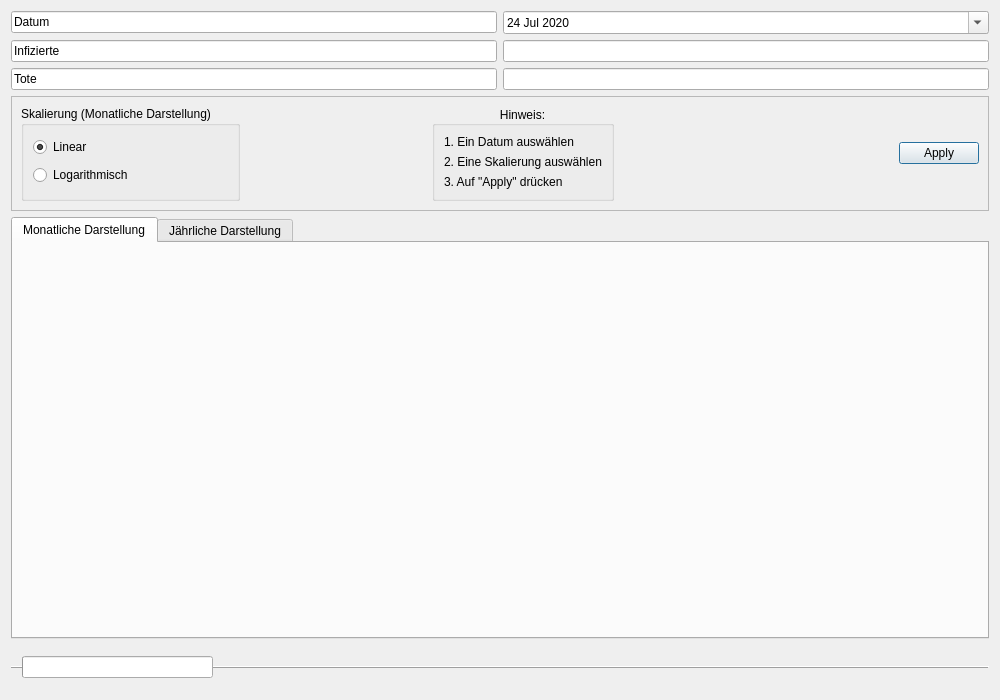
JosephBisso/Starlink, file src/ungarn.ui: the form before one commit.
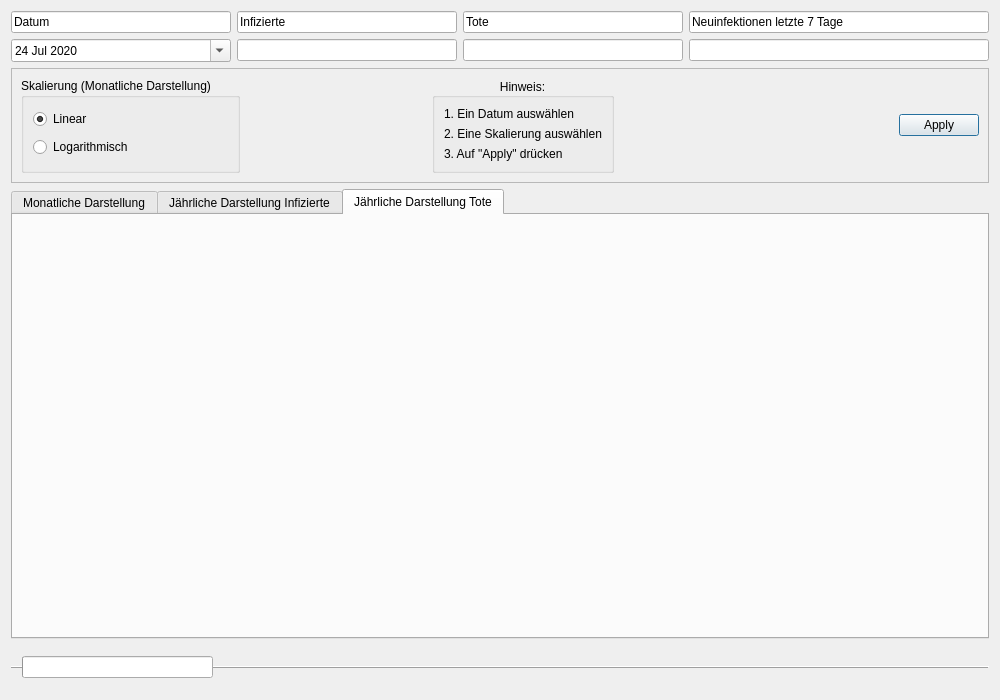
The form after the commit.

Patch:
```diff
--- a/src/ungarn.ui
+++ b/src/ungarn.ui
@@ -13,16 +13,9 @@
   <property name="windowTitle">
    <string>Ungarn</string>
   </property>
-  <layout class="QGridLayout" name="gridLayout_3">
-   <item row="0" column="0">
+   <layout class="QVBoxLayout" name="verticalLayout_7">
+    <item>
     <layout class="QGridLayout" name="gridLayout">
-     <item row="4" column="3">
-      <widget class="QLineEdit" name="lineEdit_4">
-       <property name="readOnly">
-        <bool>true</bool>
-       </property>
-      </widget>
-     </item>
      <item row="2" column="0">
       <widget class="QLineEdit" name="lineEdit_3">
        <property name="text">
@@ -33,10 +26,23 @@
        </property>
       </widget>
      </item>
-     <item row="5" column="0">
-      <widget class="QLineEdit" name="lineEdit_5">
+      <item row="4" column="4">
+       <widget class="QLineEdit" name="lineEdit_7">
+        <property name="readOnly">
+         <bool>true</bool>
+        </property>
+       </widget>
+      </item>
+      <item row="2" column="4">
+       <widget class="QLineEdit" name="lineEdit_2">
+        <property name="minimumSize">
+         <size>
+          <width>300</width>
+          <height>0</height>
+         </size>
+        </property>
        <property name="text">
-        <string>Tote</string>
+         <string>Neuinfektionen letzte 7 Tage</string>
        </property>
        <property name="readOnly">
         <bool>true</bool>
@@ -44,23 +50,6 @@
       </widget>
      </item>
      <item row="4" column="0">
-      <widget class="QLineEdit" name="lineEdit">
-       <property name="text">
-        <string>Infizierte</string>
-       </property>
-       <property name="readOnly">
-        <bool>true</bool>
-       </property>
-      </widget>
-     </item>
-     <item row="5" column="3">
-      <widget class="QLineEdit" name="lineEdit_6">
-       <property name="readOnly">
-        <bool>true</bool>
-       </property>
-      </widget>
-     </item>
-     <item row="2" column="3">
       <widget class="QDateEdit" name="dateEdit">
        <property name="readOnly">
         <bool>false</bool>
@@ -71,6 +60,16 @@
        <property name="accelerated">
         <bool>false</bool>
        </property>
+        <property name="dateTime">
+         <datetime>
+          <hour>0</hour>
+          <minute>0</minute>
+          <second>0</second>
+          <year>2020</year>
+          <month>7</month>
+          <day>24</day>
+         </datetime>
+        </property>
        <property name="minimumDateTime">
         <datetime>
          <hour>0</hour>
@@ -99,40 +98,43 @@
        </property>
       </widget>
      </item>
-    </layout>
-   </item>
-   <item row="5" column="0">
-    <layout class="QVBoxLayout" name="verticalLayout">
-     <item>
-      <widget class="QTabWidget" name="tabWidget">
-       <property name="currentIndex">
-        <number>0</number>
-       </property>
-       <widget class="QWidget" name="tab">
-        <attribute name="title">
-         <string>Monatliche Darstellung</string>
-        </attribute>
-        <layout class="QGridLayout" name="gridLayout_2">
-         <item row="0" column="0">
-          <layout class="QVBoxLayout" name="verticalLayout_3"/>
-         </item>
-        </layout>
+      <item row="2" column="1">
+       <widget class="QLineEdit" name="lineEdit">
+        <property name="text">
+         <string>Infizierte</string>
+        </property>
+        <property name="readOnly">
+         <bool>true</bool>
+        </property>
+       </widget>
+      </item>
+      <item row="4" column="1">
+       <widget class="QLineEdit" name="lineEdit_4">
+        <property name="readOnly">
+         <bool>true</bool>
+        </property>
+       </widget>
+      </item>
+      <item row="4" column="2">
+       <widget class="QLineEdit" name="lineEdit_6">
+        <property name="readOnly">
+         <bool>true</bool>
+        </property>
        </widget>
-       <widget class="QWidget" name="Tab_2">
-        <attribute name="title">
-         <string>Jährliche Darstellung</string>
-        </attribute>
-        <layout class="QVBoxLayout" name="verticalLayout_5">
-         <item>
-          <layout class="QVBoxLayout" name="verticalLayout_4"/>
-         </item>
-        </layout>
+      </item>
+      <item row="2" column="2">
+       <widget class="QLineEdit" name="lineEdit_5">
+        <property name="text">
+         <string>Tote</string>
+        </property>
+        <property name="readOnly">
+         <bool>true</bool>
+        </property>
        </widget>
-      </widget>
      </item>
     </layout>
    </item>
-   <item row="2" column="0">
+    <item>
     <widget class="QFrame" name="frame">
      <property name="frameShape">
       <enum>QFrame::StyledPanel</enum>
@@ -258,7 +260,48 @@
      </layout>
     </widget>
    </item>
-   <item row="6" column="0">
+    <item>
+     <layout class="QVBoxLayout" name="verticalLayout">
+      <item>
+       <widget class="QTabWidget" name="tabWidget">
+        <property name="currentIndex">
+         <number>2</number>
+        </property>
+        <widget class="QWidget" name="tab">
+         <attribute name="title">
+          <string>Monatliche Darstellung</string>
+         </attribute>
+         <layout class="QGridLayout" name="gridLayout_2">
+          <item row="0" column="0">
+           <layout class="QVBoxLayout" name="verticalLayout_3"/>
+          </item>
+         </layout>
+        </widget>
+        <widget class="QWidget" name="Tab_2">
+         <attribute name="title">
+          <string>Jährliche Darstellung Infizierte</string>
+         </attribute>
+         <layout class="QVBoxLayout" name="verticalLayout_5">
+          <item>
+           <layout class="QVBoxLayout" name="verticalLayout_4"/>
+          </item>
+         </layout>
+        </widget>
+        <widget class="QWidget" name="tab_3">
+         <attribute name="title">
+          <string>Jährliche Darstellung Tote</string>
+         </attribute>
+         <layout class="QVBoxLayout" name="verticalLayout_8">
+          <item>
+           <layout class="QVBoxLayout" name="verticalLayout_2"/>
+          </item>
+         </layout>
+        </widget>
+       </widget>
+      </item>
+     </layout>
+    </item>
+    <item>
     <widget class="QFrame" name="frame_2">
      <property name="frameShape">
       <enum>QFrame::HLine</enum>
```
Lines whose indentation alone changed are shown as unchanged.
